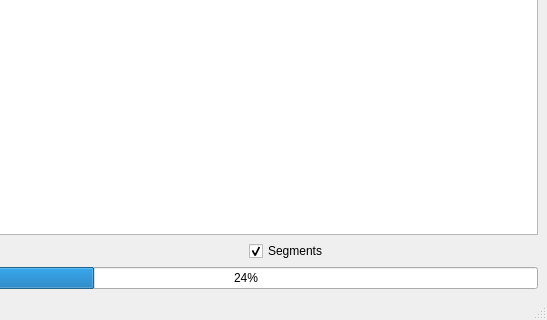
First picture: the form in GUI/SuperPixelSegmentationGUI.ui, repository daviddoria/SuperPixelSegmentation, before the edit; both pictures show x 645 to 1192 and y 391 to 711 of the 1192 by 711 pixel window.
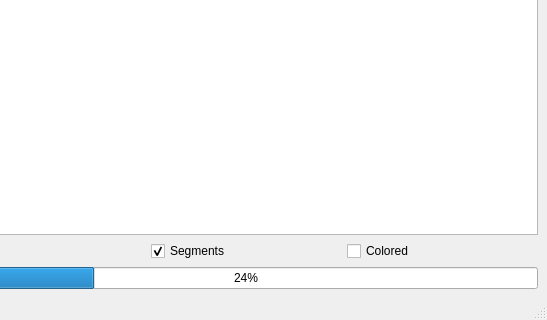
Second picture: the form after the edit. Custom widgets are drawn as their Qt base class.

What changed in the file:
```diff
--- a/GUI/SuperPixelSegmentationGUI.ui
+++ b/GUI/SuperPixelSegmentationGUI.ui
@@ -191,6 +191,13 @@
           </property>
          </widget>
         </item>
+        <item>
+         <widget class="QCheckBox" name="chkShowColoredImage">
+          <property name="text">
+           <string>Colored</string>
+          </property>
+         </widget>
+        </item>
        </layout>
       </item>
       <item>
```
